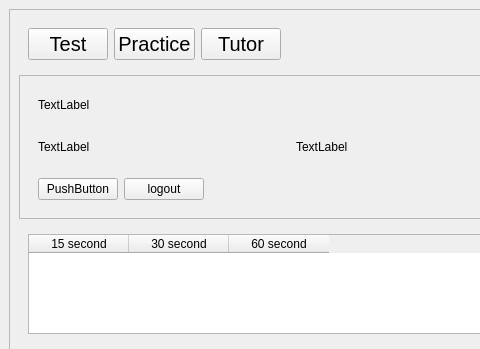
This is account.ui in Prakash5209/typing_tutor as Qt 5 draws it before an edit; both pictures show x 0 to 480 and y 0 to 349 of the 859 by 1200 pixel window. The edited form follows.
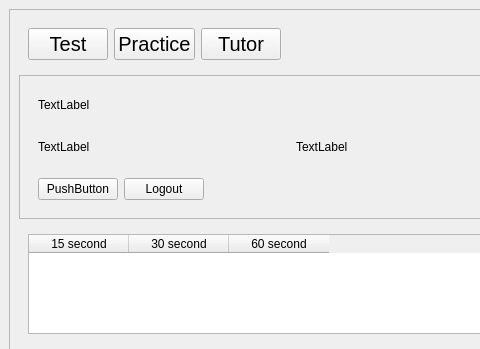
This is the edited form.

Diff of the .ui file:
```diff
--- a/account.ui
+++ b/account.ui
@@ -237,7 +237,7 @@
               <item row="0" column="1">
                <widget class="QPushButton" name="logout_btn">
                 <property name="text">
-                 <string>logout</string>
+                 <string>Logout</string>
                 </property>
                </widget>
               </item>
```
